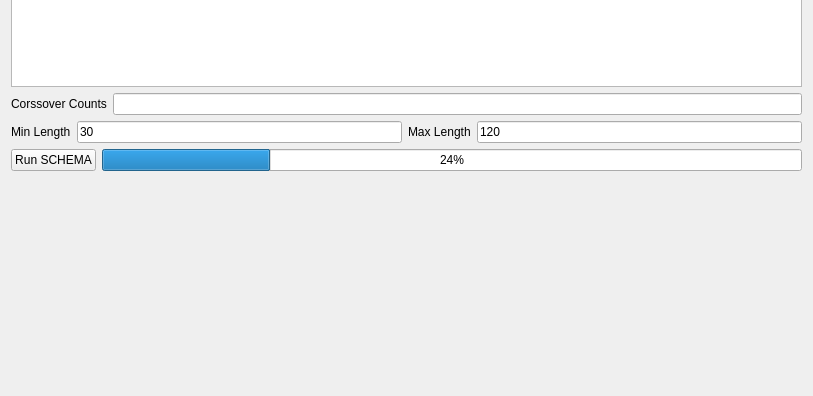
Above: schema/visual/SchemaRunnerWidget.ui from TUM-CBR/pymol-plugins before the change; both pictures show x 0 to 813 and y 186 to 582 of the 813 by 582 pixel window. Below: the same form after it.
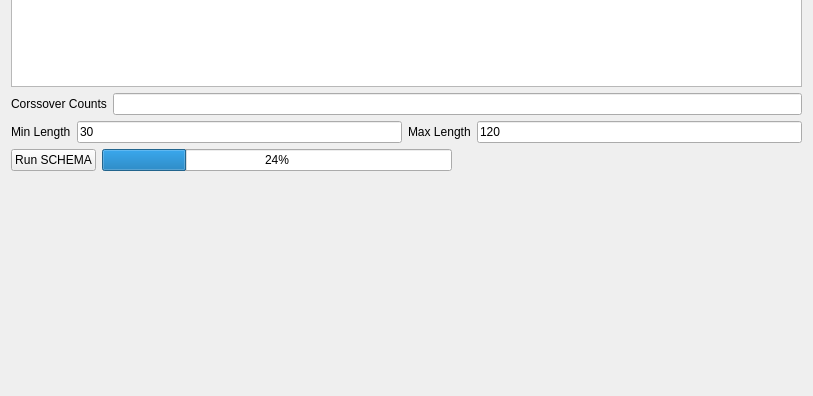
That is the form after the change.

Commit message: * Align SCHEMA results with structure positions and show such positions * Allow easily copying the results * Add upper limit to residue length in SCHEMA

```diff
--- a/schema/visual/SchemaRunnerWidget.ui
+++ b/schema/visual/SchemaRunnerWidget.ui
@@ -127,6 +127,19 @@
        </property>
       </widget>
      </item>
+     <item>
+      <spacer name="horizontalSpacer_2">
+       <property name="orientation">
+        <enum>Qt::Horizontal</enum>
+       </property>
+       <property name="sizeHint" stdset="0">
+        <size>
+         <width>40</width>
+         <height>20</height>
+        </size>
+       </property>
+      </spacer>
+     </item>
     </layout>
    </item>
    <item>
```
The commit also changes 5 other files.
